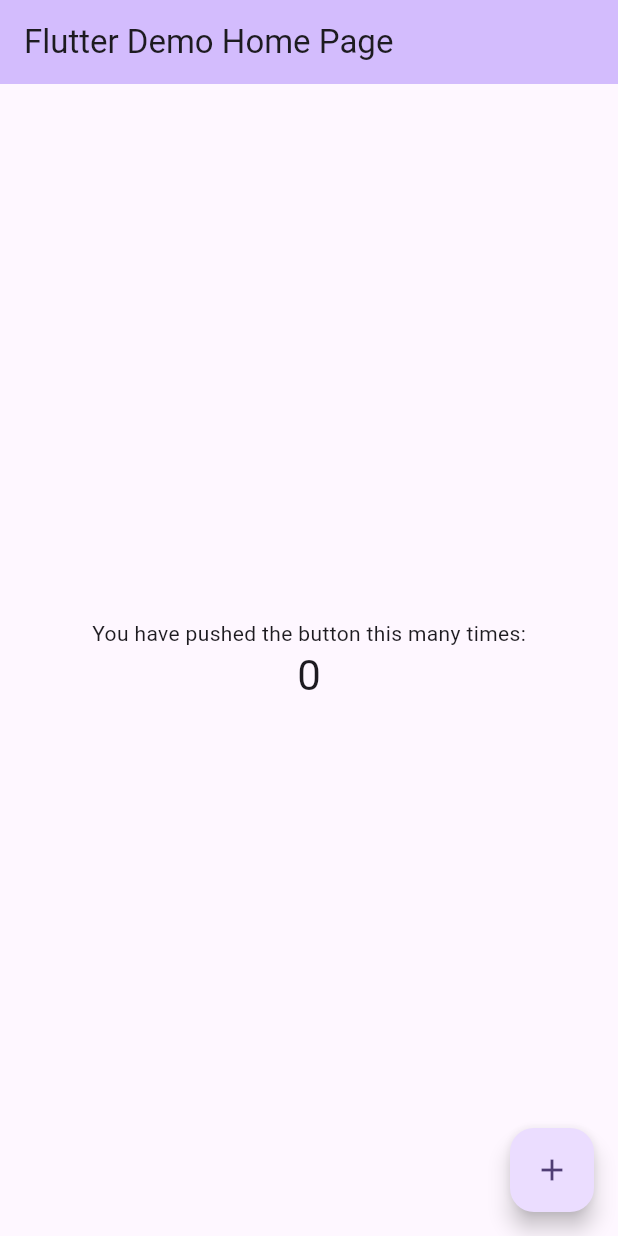
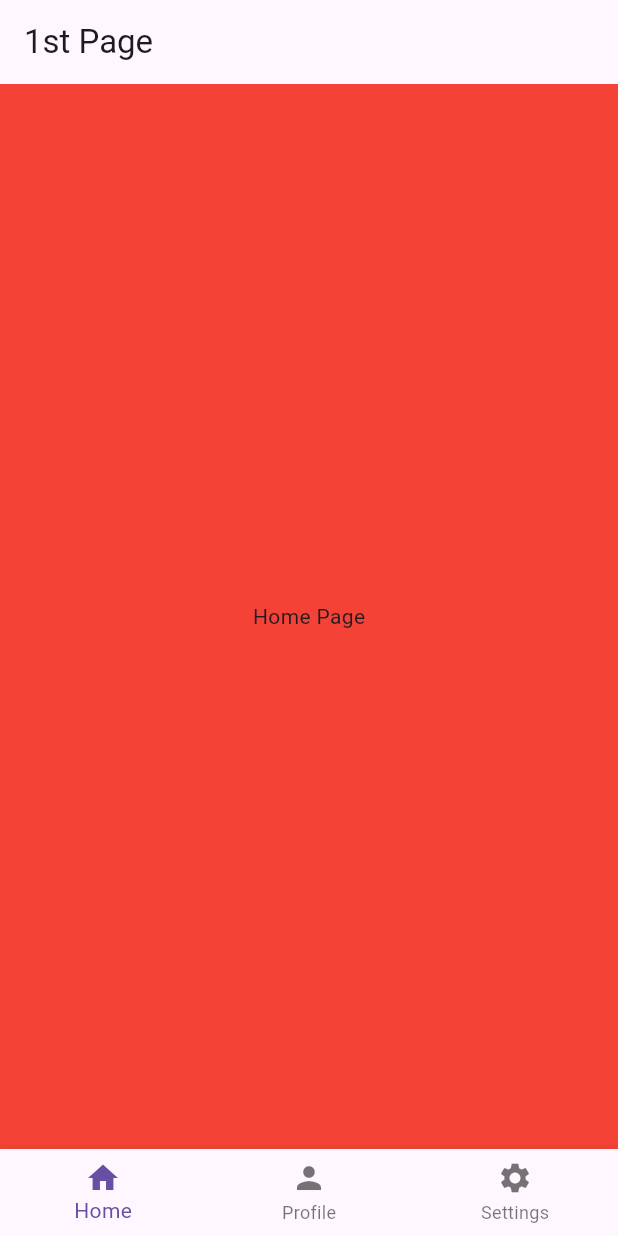
Before and after one commit to HartFinne/navigation-bottom-bar, a Flutter app: the screen it shows after launch, on a phone screen of 412 x 824 dp. Run offline on Flutter 3.47's test engine with Material 3 defaults, Android fonts, the phone set to English and light mode, and no system bars.

```diff
--- a/lib/main.dart
+++ b/lib/main.dart
@@ -1,125 +1,28 @@
+// ignore_for_file: prefer_const_constructors
+
 import 'package:flutter/material.dart';
+import 'package:ticket_app/pages/first_page.dart';
+import 'package:ticket_app/pages/home_page.dart';
+import 'package:ticket_app/pages/profile_page.dart';
+import 'package:ticket_app/pages/setting_page.dart';
 
 void main() {
-  runApp(const MyApp());
+  runApp(MyApp());
 }
 
 class MyApp extends StatelessWidget {
-  const MyApp({super.key});
+  MyApp({super.key});
 
-  // This widget is the root of your application.
   @override
   Widget build(BuildContext context) {
     return MaterialApp(
-      title: 'Flutter Demo',
-      theme: ThemeData(
-        // This is the theme of your application.
-        //
-        // TRY THIS: Try running your application with "flutter run". You'll see
-        // the application has a purple toolbar. Then, without quitting the app,
-        // try changing the seedColor in the colorScheme below to Colors.green
-        // and then invoke "hot reload" (save your changes or press the "hot
-        // reload" button in a Flutter-supported IDE, or press "r" if you used
-        // the command line to start the app).
-        //
-        // Notice that the counter didn't reset back to zero; the application
-        // state is not lost during the reload. To reset the state, use hot
-        // restart instead.
-        //
-        // This works for code too, not just values: Most code changes can be
-        // tested with just a hot reload.
-        colorScheme: ColorScheme.fromSeed(seedColor: Colors.deepPurple),
-        useMaterial3: true,
-      ),
-      home: const MyHomePage(title: 'Flutter Demo Home Page'),
+      debugShowCheckedModeBanner: false,
+      home: First(),
+      routes: {
+        '/first': (context) => First(),
+        '/homepage': (context) => HomePage(),
+        '/settingpage': (context) => SettingPage(),
+      },
     );
   }
 }
-
-class MyHomePage extends StatefulWidget {
-  const MyHomePage({super.key, required this.title});
-
-  // This widget is the home page of your application. It is stateful, meaning
-  // that it has a State object (defined below) that contains fields that affect
-  // how it looks.
-
-  // This class is the configuration for the state. It holds the values (in this
-  // case the title) provided by the parent (in this case the App widget) and
-  // used by the build method of the State. Fields in a Widget subclass are
-  // always marked "final".
-
-  final String title;
-
-  @override
-  State<MyHomePage> createState() => _MyHomePageState();
-}
-
-class _MyHomePageState extends State<MyHomePage> {
-  int _counter = 0;
-
-  void _incrementCounter() {
-    setState(() {
-      // This call to setState tells the Flutter framework that something has
-      // changed in this State, which causes it to rerun the build method below
-      // so that the display can reflect the updated values. If we changed
-      // _counter without calling setState(), then the build method would not be
-      // called again, and so nothing would appear to happen.
-      _counter++;
-    });
-  }
-
-  @override
-  Widget build(BuildContext context) {
-    // This method is rerun every time setState is called, for instance as done
-    // by the _incrementCounter method above.
-    //
-    // The Flutter framework has been optimized to make rerunning build methods
-    // fast, so that you can just rebuild anything that needs updating rather
-    // than having to individually change instances of widgets.
-    return Scaffold(
-      appBar: AppBar(
-        // TRY THIS: Try changing the color here to a specific color (to
-        // Colors.amber, perhaps?) and trigger a hot reload to see the AppBar
-        // change color while the other colors stay the same.
-        backgroundColor: Theme.of(context).colorScheme.inversePrimary,
-        // Here we take the value from the MyHomePage object that was created by
-        // the App.build method, and use it to set our appbar title.
-        title: Text(widget.title),
-      ),
-      body: Center(
-        // Center is a layout widget. It takes a single child and positions it
-        // in the middle of the parent.
-        child: Column(
-          // Column is also a layout widget. It takes a list of children and
-          // arranges them vertically. By default, it sizes itself to fit its
-          // children horizontally, and tries to be as tall as its parent.
-          //
-          // Column has various properties to control how it sizes itself and
-          // how it positions its children. Here we use mainAxisAlignment to
-          // center the children vertically; the main axis here is the vertical
-          // axis because Columns are vertical (the cross axis would be
-          // horizontal).
-          //
-          // TRY THIS: Invoke "debug painting" (choose the "Toggle Debug Paint"
-          // action in the IDE, or press "p" in the console), to see the
-          // wireframe for each widget.
-          mainAxisAlignment: MainAxisAlignment.center,
-          children: <Widget>[
-            const Text(
-              'You have pushed the button this many times:',
-            ),
-            Text(
-              '$_counter',
-              style: Theme.of(context).textTheme.headlineMedium,
-            ),
-          ],
-        ),
-      ),
-      floatingActionButton: FloatingActionButton(
-        onPressed: _incrementCounter,
-        tooltip: 'Increment',
-        child: const Icon(Icons.add),
-      ), // This trailing comma makes auto-formatting nicer for build methods.
-    );
-  }
-}
--- /dev/null
+++ b/lib/pages/first_page.dart
@@ -0,0 +1,64 @@
+// ignore_for_file: prefer_const_constructors, prefer_const_literals_to_create_immutables
+
+import 'package:flutter/material.dart';
+import 'package:ticket_app/pages/home_page.dart';
+import 'package:ticket_app/pages/profile_page.dart';
+import 'package:ticket_app/pages/setting_page.dart';
+
+class First extends StatefulWidget {
+  First({super.key});
+
+  @override
+  State<First> createState() => _FirstState();
+}
+
+class _FirstState extends State<First> {
+  int _selectedIndex = 0;
+
+  void _navigateBottomBar(int index) {
+    setState(() {
+      _selectedIndex = index;
+    });
+  }
+
+  final List _pages = [
+    HomePage(),
+    ProfilePage(),
+    SettingPage(),
+  ];
+
+  @override
+  Widget build(BuildContext context) {
+    return Scaffold(
+      appBar: AppBar(
+        title: Text("1st Page"),
+      ),
+      body: _pages[_selectedIndex],
+      bottomNavigationBar: BottomNavigationBar(
+        currentIndex: _selectedIndex,
+        onTap: _navigateBottomBar,
+        // home
+        items: [
+          BottomNavigationBarItem(
+            icon: Icon(Icons.home),
+            label: 'Home',
+          ),
+
+          // profile
+
+          BottomNavigationBarItem(
+            icon: Icon(Icons.person),
+            label: 'Profile',
+          ),
+
+          // settings
+
+          BottomNavigationBarItem(
+            icon: Icon(Icons.settings),
+            label: 'Settings',
+          ),
+        ],
+      ),
+    );
+  }
+}
--- /dev/null
+++ b/lib/pages/home_page.dart
@@ -0,0 +1,15 @@
+import 'package:flutter/material.dart';
+
+class HomePage extends StatelessWidget {
+  const HomePage({super.key});
+
+  @override
+  Widget build(BuildContext context) {
+    return Scaffold(
+      backgroundColor: Colors.red,
+      body: Center(
+        child: Text("Home Page"),
+      ),
+    );
+  }
+}
--- /dev/null
+++ b/lib/pages/profile_page.dart
@@ -0,0 +1,15 @@
+import 'package:flutter/material.dart';
+
+class ProfilePage extends StatelessWidget {
+  const ProfilePage({super.key});
+
+  @override
+  Widget build(BuildContext context) {
+    return Scaffold(
+      backgroundColor: Colors.blue,
+      body: Center(
+        child: Text("Profile Page"),
+      ),
+    );
+  }
+}
--- /dev/null
+++ b/lib/pages/setting_page.dart
@@ -0,0 +1,14 @@
+import 'package:flutter/material.dart';
+
+class SettingPage extends StatelessWidget {
+  const SettingPage({super.key});
+
+  @override
+  Widget build(BuildContext context) {
+    return Scaffold(
+      body: Center(
+        child: Text("Setting Page"),
+      ),
+    );
+  }
+}
```
